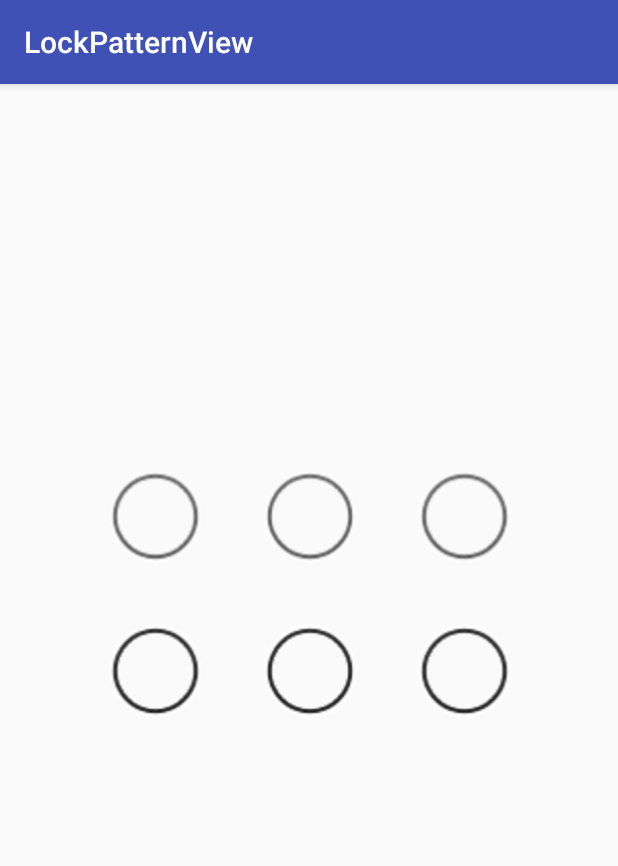
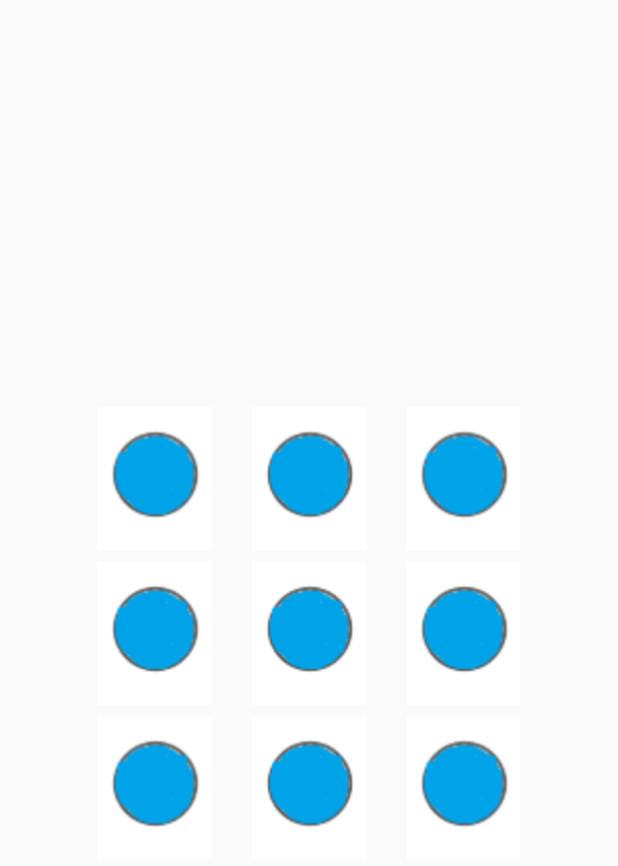
Before and after one commit to AndroidStudyWXB/LockPatterView, an Android app: the screen it shows after launch (MainActivity), on a phone screen of 412 x 824 dp. Shown: the top 866 px of the screen. Run offline under Robolectric (Android 15) with nearby library versions, the phone set to English and light mode, and no system bars.

Commit message:
adjust direction

```diff
--- a/app/src/main/java/com/study/lockpatternview/LockPatterView.java
+++ b/app/src/main/java/com/study/lockpatternview/LockPatterView.java
@@ -62,9 +62,13 @@ public class LockPatterView extends View{
 
         // step2 : determine horizontal or vertical direction
         if(height > width) {
+            offsetX = 0;
             offsetY = (height - width) / 2;
+            height  = width;
         } else {
             offsetX = (width - height) / 2;
+            offsetY = 0;
+            width   = height;
         }
 
         // step3 : image resource
@@ -75,17 +79,17 @@ public class LockPatterView extends View{
         bitmap_line_error = BitmapFactory.decodeResource(getResources(), R.drawable.btn_line_error);
 
         // step4 : create points
-        points[0][0] = new Point(width / 4,    offsetY + width / 4);
-        points[0][1] = new Point(width / 2,    offsetY + width / 4);
-        points[0][2] = new Point(width / 4 *3, offsetY + width / 4);
+        points[0][0] = new Point(offsetX + width / 4,    offsetY + width / 4);
+        points[0][1] = new Point(offsetX + width / 2,    offsetY + width / 4);
+        points[0][2] = new Point(offsetX + width / 4 *3, offsetY + width / 4);
 
-        points[1][0] = new Point(width / 4,    offsetY + width / 4 * 2);
-        points[1][1] = new Point(width / 2,    offsetY + width / 4 * 2);
-        points[1][2] = new Point(width / 4 *3, offsetY + width / 4 * 2);
+        points[1][0] = new Point(offsetX + width / 4,    offsetY + width / 4 * 2);
+        points[1][1] = new Point(offsetX + width / 2,    offsetY + width / 4 * 2);
+        points[1][2] = new Point(offsetX + width / 4 *3, offsetY + width / 4 * 2);
 
-        points[2][0] = new Point(width / 4,    offsetY + width / 4 * 2);
-        points[2][1] = new Point(width / 2,    offsetY + width / 4 * 2);
-        points[2][2] = new Point(width / 4 *3, offsetY + width / 4 * 2);
+        points[2][0] = new Point(offsetX + width / 4,    offsetY + width / 4 * 3);
+        points[2][1] = new Point(offsetX + width / 2,    offsetY + width / 4 * 3);
+        points[2][2] = new Point(offsetX + width / 4 *3, offsetY + width / 4 * 3);
 
         // step5 : get bitmap radius
         bitmapR = bitmap_normal.getWidth() / 2;
--- a/app/src/main/java/com/study/lockpatternview/MainActivity.java
+++ b/app/src/main/java/com/study/lockpatternview/MainActivity.java
@@ -1,9 +1,9 @@
 package com.study.lockpatternview;
 
-import android.support.v7.app.AppCompatActivity;
+import android.app.Activity;
 import android.os.Bundle;
 
-public class MainActivity extends AppCompatActivity {
+public class MainActivity extends Activity {
 
     LockPatterView lock;
 
--- a/app/src/main/res/layout/activity_main.xml
+++ b/app/src/main/res/layout/activity_main.xml
@@ -1,7 +1,7 @@
 <?xml version="1.0" encoding="utf-8"?>
 <LinearLayout
     xmlns:android="http://schemas.android.com/apk/res/android"
-    android:layout_width="match_parent"
+    android:layout_width="wrap_content"
     android:layout_height="match_parent">
 
     <com.study.lockpatternview.LockPatterView
```
Also changed, not shown: app/src/main/res/drawable-ldpi/btn_circle_normal.png.
